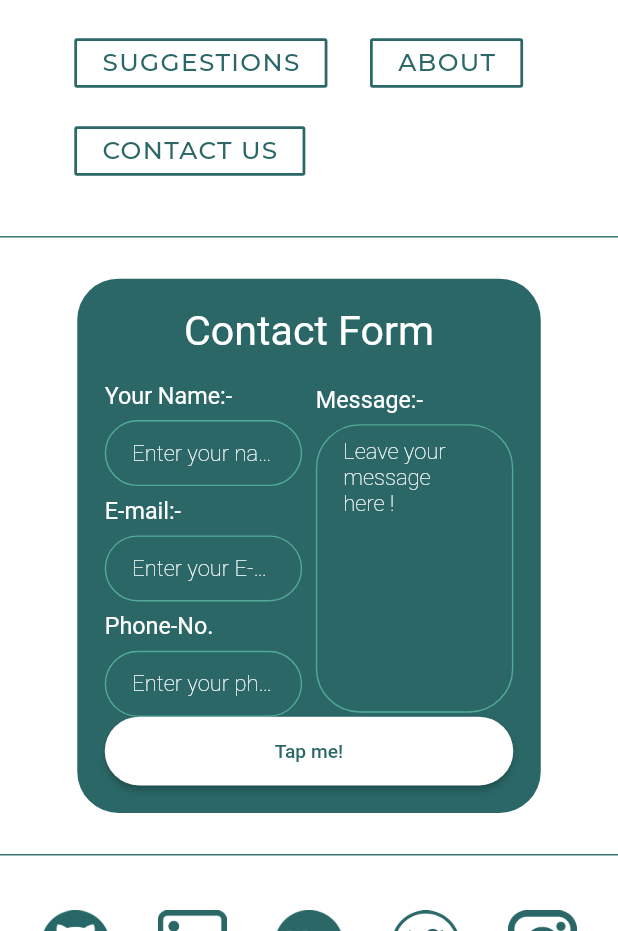
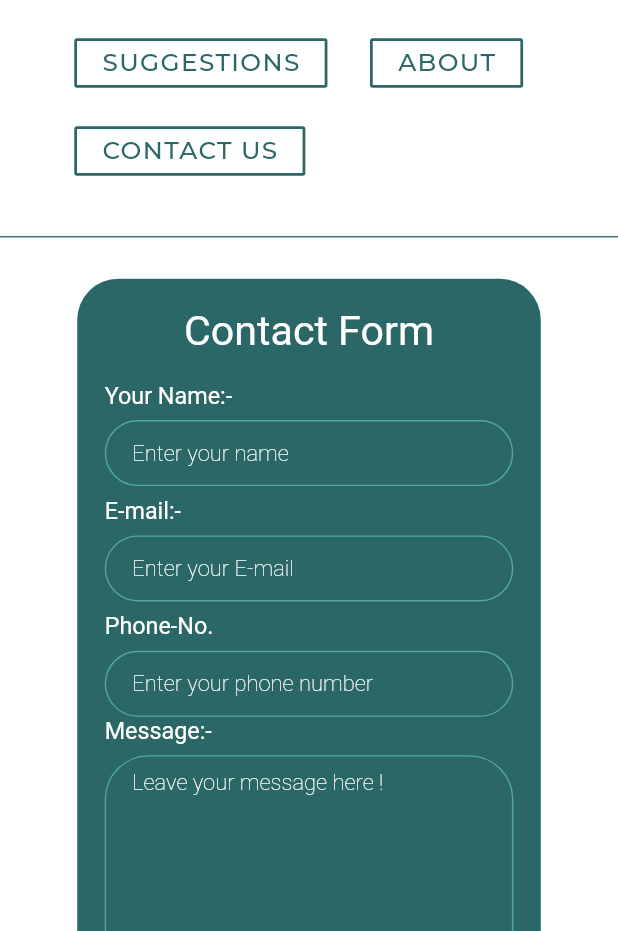
Before and after one commit to D-ENCODER/Flutter-Newbie, a Flutter app: the screen it shows after launch, after a tap on "CONTACT US", on a phone screen of 412 x 824 dp, the part 305-1236 px from its top. Run offline on Flutter 3.47's test engine with Material 2 defaults, Android fonts, the phone set to English and light mode, and no system bars; drawn by our look-alikes of rounded_loading_button; our stand-ins replace animated_text_kit, cloud_firestore, firebase_core, firebase_messaging, google_fonts, responsive_framework; missing offline and left inert: search_page; accounts and stored records are empty.

Commit message:
Changes done!!

```diff
--- a/lib/Menu Bar/contactus.dart
+++ b/lib/Menu Bar/contactus.dart
@@ -1,16 +1,10 @@
 import 'dart:async';
-
+import 'package:cloud_firestore/cloud_firestore.dart';
 import 'package:flutter/material.dart';
 import 'package:flutter_blog/Constants/constants.dart';
 import 'package:flutter_blog/Footer/footer.dart';
 import 'package:flutter_blog/Menu%20Bar/menubar.dart';
 import 'package:rounded_loading_button/rounded_loading_button.dart';
-
-void _doSomething() async {
-  Timer(Duration(seconds: 3), () {
-    _btnController.success();
-  });
-}
 
 class ContactUsPage extends StatefulWidget {
   const ContactUsPage({Key? key}) : super(key: key);
@@ -23,6 +17,11 @@ final RoundedLoadingButtonController _btnController =
     RoundedLoadingButtonController();
 
 class _ContactUsPageState extends State<ContactUsPage> {
+  String name = '';
+  String email = '';
+  String message = '';
+  String number = '';
+  final _firestore = FirebaseFirestore.instance;
   @override
   Widget build(BuildContext context) {
     double width = MediaQuery.of(context).size.width;
@@ -56,14 +55,10 @@ class _ContactUsPageState extends State<ContactUsPage> {
                           ),
                         ),
                       ),
-                      Row(
-                        children: [
-                          Expanded(
-                            child: Column(
+                      Column(
                         children: [
                           Padding(
-                                  padding:
-                                      const EdgeInsets.fromLTRB(0, 0, 0, 8),
+                            padding: const EdgeInsets.fromLTRB(0, 0, 0, 8),
                             child: Align(
                               alignment: Alignment.centerLeft,
                               child: Text(
@@ -73,12 +68,14 @@ class _ContactUsPageState extends State<ContactUsPage> {
                             ),
                           ),
                           TextField(
+                            onChanged: (value) {
+                              name = value;
+                            },
                             style: TextStyle(color: Colors.white),
                             decoration: inputMethod(),
                           ),
                           Padding(
-                                  padding:
-                                      const EdgeInsets.fromLTRB(0, 8, 0, 8),
+                            padding: const EdgeInsets.fromLTRB(0, 8, 0, 8),
                             child: Align(
                               alignment: Alignment.centerLeft,
                               child: Text(
@@ -88,14 +85,16 @@ class _ContactUsPageState extends State<ContactUsPage> {
                             ),
                           ),
                           TextField(
+                            onChanged: (value) {
+                              email = value;
+                            },
                             style: TextStyle(color: Colors.white),
                             keyboardType: TextInputType.emailAddress,
                             decoration: inputMethod()
                                 .copyWith(hintText: 'Enter your E-mail'),
                           ),
                           Padding(
-                                  padding:
-                                      const EdgeInsets.fromLTRB(0, 8, 0, 8),
+                            padding: const EdgeInsets.fromLTRB(0, 8, 0, 8),
                             child: Align(
                               alignment: Alignment.centerLeft,
                               child: Text(
@@ -105,23 +104,20 @@ class _ContactUsPageState extends State<ContactUsPage> {
                             ),
                           ),
                           TextField(
+                            onChanged: (value) {
+                              number = value;
+                            },
                             style: TextStyle(color: Colors.white),
                             keyboardType: TextInputType.number,
-                                  decoration: inputMethod().copyWith(
-                                      hintText: 'Enter your phone number'),
+                            decoration: inputMethod()
+                                .copyWith(hintText: 'Enter your phone number'),
                           ),
                         ],
                       ),
-                          ),
-                          SizedBox(
-                            width: 10,
-                          ),
-                          Expanded(
-                            child: Column(
+                      Column(
                         children: [
                           Padding(
-                                  padding:
-                                      const EdgeInsets.fromLTRB(0, 0, 0, 8),
+                            padding: const EdgeInsets.fromLTRB(0, 0, 0, 8),
                             child: Align(
                               alignment: Alignment.centerLeft,
                               child: Text(
@@ -131,6 +127,9 @@ class _ContactUsPageState extends State<ContactUsPage> {
                             ),
                           ),
                           TextField(
+                            onChanged: (value) {
+                              message = value;
+                            },
                             minLines: 10,
                             maxLines: 50,
                             style: TextStyle(color: Colors.white),
@@ -139,10 +138,9 @@ class _ContactUsPageState extends State<ContactUsPage> {
                           ),
                         ],
                       ),
-                          ),
-                        ],
-                      ),
-                      RoundedLoadingButton(
+                      Padding(
+                        padding: const EdgeInsets.fromLTRB(0, 8, 0, 0),
+                        child: RoundedLoadingButton(
                           valueColor: Color(0xff52ab98),
                           color: Colors.white,
                           child: Text(
@@ -152,7 +150,54 @@ class _ContactUsPageState extends State<ContactUsPage> {
                             ),
                           ),
                           controller: _btnController,
-                        onPressed: _doSomething,
+                          onPressed: () {
+                            if (email != '' &&
+                                name != '' &&
+                                message != '' &&
+                                number != '') {
+                              try {
+                                _firestore.collection('Contact Form').add(
+                                  {
+                                    'E-mail': email,
+                                    'Message': message,
+                                    'Name': name,
+                                    'Phone No': number,
+                                  },
+                                );
+                                Timer(
+                                  Duration(seconds: 3),
+                                  () {
+                                    _btnController.success();
+                                  },
+                                );
+                              } catch (e) {
+                                print(e);
+                                Timer(
+                                  Duration(seconds: 3),
+                                  () {
+                                    _btnController.error();
+                                  },
+                                );
+                              }
+                            } else {
+                              Timer(
+                                Duration(seconds: 3),
+                                () {
+                                  _btnController.error();
+                                },
+                              );
+                            }
+                            Timer(Duration(seconds: 4), () {
+                              Navigator.pushReplacement(
+                                context,
+                                MaterialPageRoute(
+                                  builder: (BuildContext context) =>
+                                      super.widget,
+                                ),
+                              );
+                            });
+                          },
+                        ),
                       )
                     ],
                   ),
--- a/lib/main.dart
+++ b/lib/main.dart
@@ -1,3 +1,4 @@
+import 'package:firebase_core/firebase_core.dart';
 import 'package:firebase_messaging/firebase_messaging.dart';
 import 'package:flutter/material.dart';
 import 'package:flutter_blog/splash.dart';
@@ -7,6 +8,7 @@ import 'package:flutter/rendering.dart';
 
 void main() async {
   runApp(MyApp());
+  await Firebase.initializeApp();
   FirebaseMessaging.instance.getToken().then(print);
   FirebaseMessaging.onBackgroundMessage(_firebaseMessagingBackgroundHandler);
 }
--- a/pubspec.yaml
+++ b/pubspec.yaml
@@ -17,9 +17,9 @@ dependencies:
   animated_text_kit: ^4.2.1
   url_launcher: ^6.0.9
   firebase_core: ^1.5.0
-  flutter_local_notifications: ^8.1.1+1
   firebase_messaging: ^10.0.5
   rounded_loading_button: ^2.0.5
+  cloud_firestore: ^2.5.1
 
 dev_dependencies:
   flutter_test:
```
Also changed, not shown: pubspec.lock, 2 other files. Lines whose indentation alone changed are shown as unchanged.
